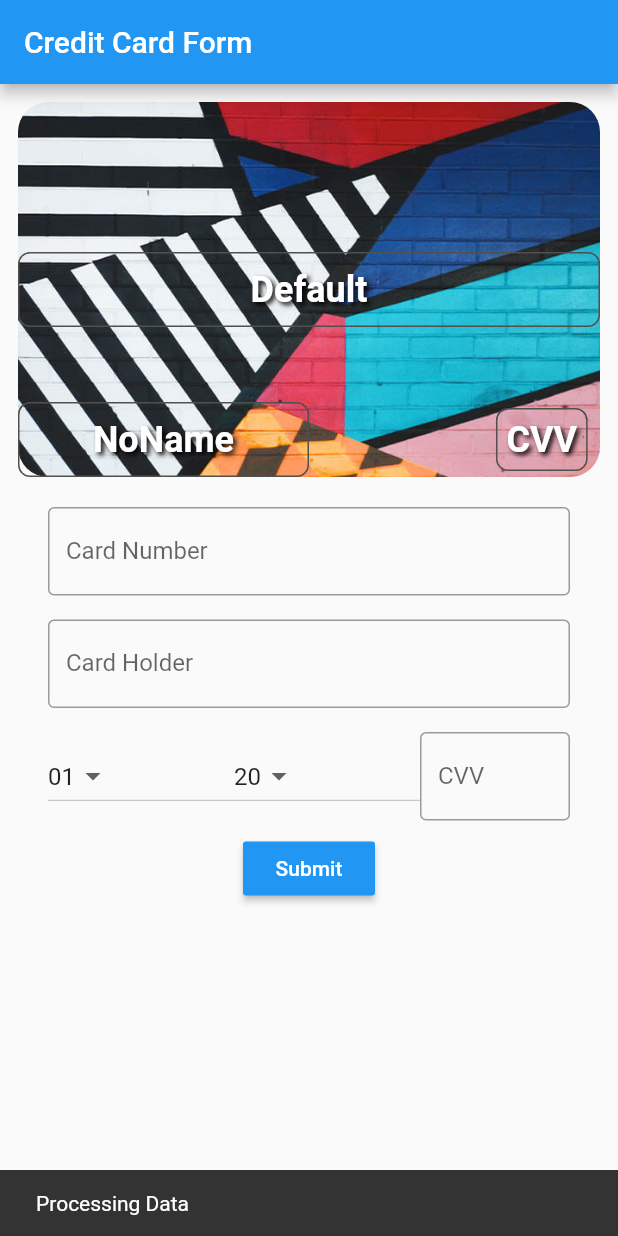
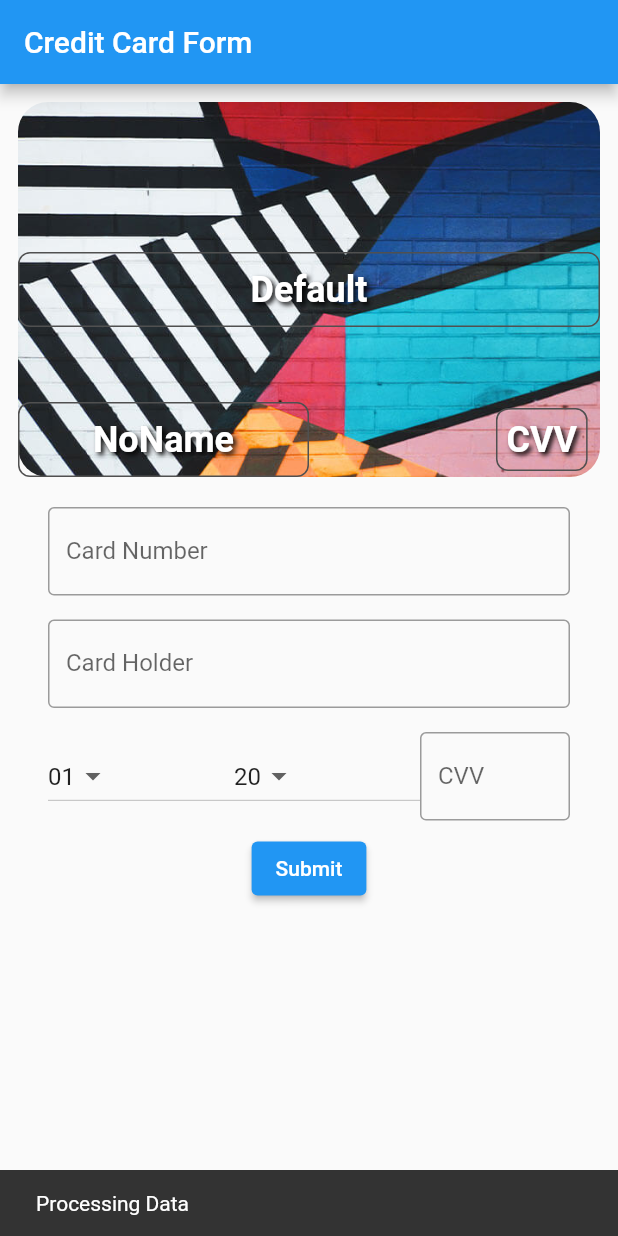
Before and after one commit to kalleankah/Interaction-Programming-Labs, a Flutter app: the screen it shows after launch, after a tap on "Submit", on a phone screen of 412 x 824 dp. Run offline on Flutter 3.47's test engine with Material 2 defaults, Android fonts, the light colour scheme and no system bars.

Commit message:
Updated deprecated classes

```diff
--- a/lab2/lib/main.dart
+++ b/lab2/lib/main.dart
@@ -264,12 +264,14 @@ class MyCustomFormState extends State<MyCustomForm> {
                         )
                       ]),
                     ),
-                    RaisedButton(
-                      color: Colors.blue,
+                    ElevatedButton(
+                      style: ElevatedButton.styleFrom(
+                        onPrimary: Colors.blue
+                      ),
                       onPressed: () {
                         // Validate returns true if the form is valid, otherwise false.
                         if (_formKey.currentState.validate()) {
-                          Scaffold.of(context)
+                          ScaffoldMessenger.of(context)
                               .showSnackBar(SnackBar(content: Text('Processing Data')));
                         }
                       },
```
Also changed, not shown: lab2/pubspec.lock.
